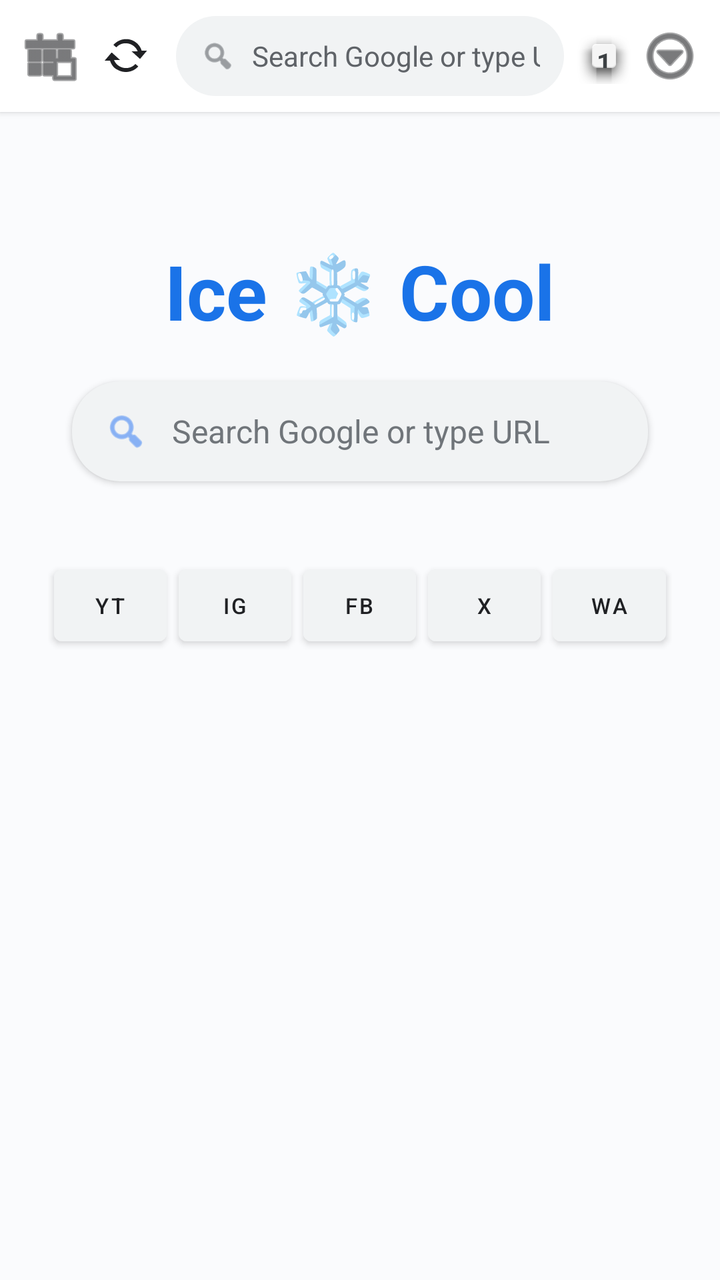
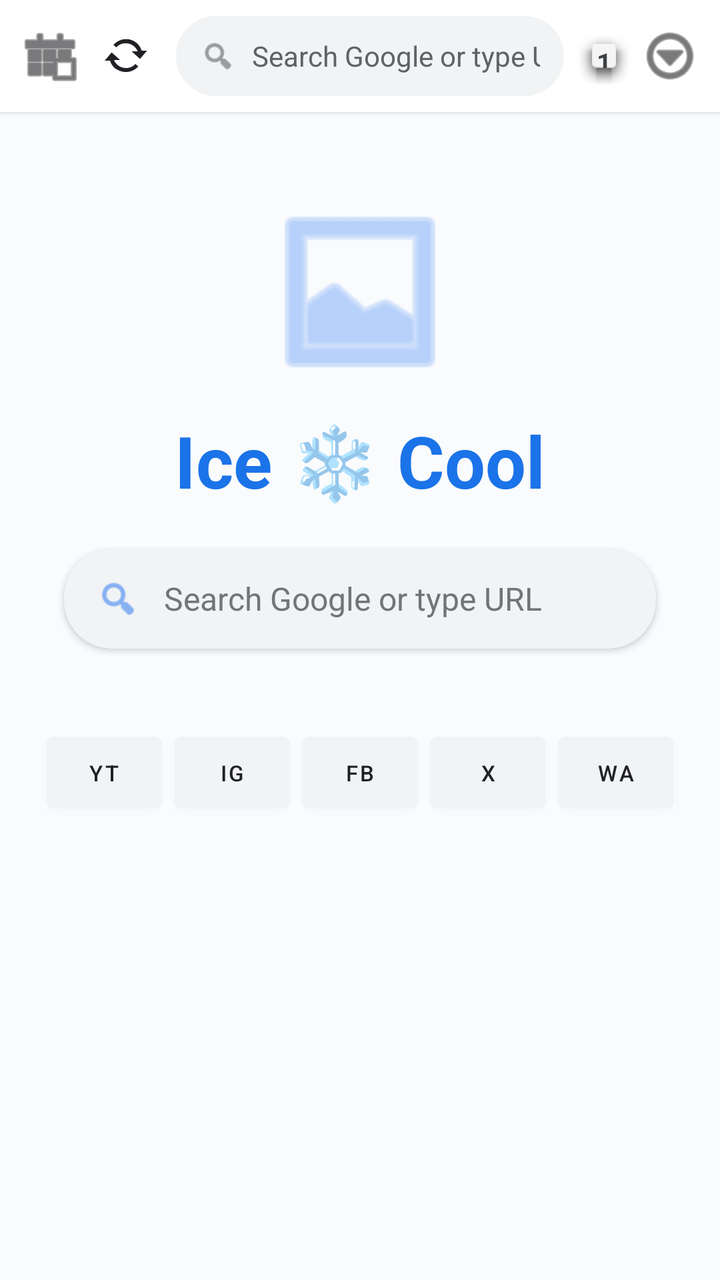

Two renders of the same Android screen: before a commit and after it. Below are the layout's source before the change and the commit's diff.
<!-- AndroidManifest.xml: application theme Theme.MaterialComponents.Light.NoActionBar -->
<!-- res/layout/activity_main.xml -->
<?xml version="1.0" encoding="utf-8"?>
<RelativeLayout xmlns:android="http://schemas.android.com/apk/res/android"
    xmlns:app="http://schemas.android.com/apk/res-auto"
    android:layout_width="match_parent"
    android:layout_height="match_parent"
    android:background="#FFFFFF">

    
    <LinearLayout
        android:id="@+id/topBar"
        android:layout_width="match_parent"
        android:layout_height="56dp"
        android:background="#FFFFFF"
        android:elevation="2dp"
        android:gravity="center_vertical"
        android:orientation="horizontal"
        android:paddingHorizontal="6dp">

        <ImageButton
            android:id="@+id/btnHomeNav"
            android:layout_width="38dp"
            android:layout_height="38dp"
            android:background="?attr/selectableItemBackgroundBorderless"
            android:src="@android:drawable/ic_menu_today"
            app:tint="#202124"
            android:contentDescription="Home"/>

        <ImageButton
            android:id="@+id/btnRefresh"
            android:layout_width="38dp"
            android:layout_height="38dp"
            android:background="?attr/selectableItemBackgroundBorderless"
            android:src="@android:drawable/stat_notify_sync"
            app:tint="#202124"
            android:contentDescription="Refresh"/>

        
        <LinearLayout
            android:layout_width="0dp"
            android:layout_height="40dp"
            android:layout_weight="1"
            android:layout_marginHorizontal="6dp"
            android:background="@drawable/search_bg"
            android:gravity="center_vertical"
            android:orientation="horizontal"
            android:paddingHorizontal="12dp">

            <ImageView
                android:layout_width="18dp"
                android:layout_height="18dp"
                android:src="@android:drawable/ic_menu_search"
                app:tint="#5F6368" />

            <EditText
                android:id="@+id/etSearchUrl"
                android:layout_width="match_parent"
                android:layout_height="match_parent"
                android:background="@null"
                android:hint="Search Google or type URL"
                android:imeOptions="actionSearch"
                android:inputType="textUri"
                android:paddingStart="8dp"
                android:textColor="#202124"
                android:textColorHint="#5F6368"
                android:textSize="14sp" />
        </LinearLayout>

        
        <TextView
            android:id="@+id/btnTabCounter"
            android:layout_width="28dp"
            android:layout_height="28dp"
            android:background="@android:drawable/dialog_holo_light_frame"
            android:gravity="center"
            android:text="1"
            android:textColor="#3C4043"
            android:textSize="13sp"
            android:textStyle="bold" />

        
        <ImageButton
            android:id="@+id/btnMenu"
            android:layout_width="38dp"
            android:layout_height="38dp"
            android:background="?attr/selectableItemBackgroundBorderless"
            android:src="@android:drawable/ic_menu_more"
            app:tint="#202124"
            android:contentDescription="Menu"/>
    </LinearLayout>

    
    <FrameLayout
        android:id="@+id/webContainer"
        android:layout_width="match_parent"
        android:layout_height="match_parent"
        android:layout_below="@id/topBar">

        
        <ScrollView
            android:id="@+id/homeView"
            android:layout_width="match_parent"
            android:layout_height="match_parent"
            android:fillViewport="true"
            android:background="#FAFBFD">

            <LinearLayout
                android:layout_width="match_parent"
                android:layout_height="wrap_content"
                android:gravity="center_horizontal"
                android:orientation="vertical"
                android:padding="24dp">

                
                <TextView
                    android:layout_width="wrap_content"
                    android:layout_height="wrap_content"
                    android:layout_marginTop="40dp"
                    android:layout_marginBottom="20dp"
                    android:text="Ice ❄️ Cool"
                    android:textColor="#1A73E8"
                    android:textSize="38sp"
                    android:textStyle="bold" />

                
                <LinearLayout
                    android:layout_width="match_parent"
                    android:layout_height="50dp"
                    android:layout_marginHorizontal="12dp"
                    android:layout_marginBottom="25dp"
                    android:background="@drawable/search_bg"
                    android:elevation="2dp"
                    android:gravity="center_vertical"
                    android:orientation="horizontal"
                    android:paddingHorizontal="16dp">

                    <ImageView
                        android:layout_width="22dp"
                        android:layout_height="22dp"
                        android:src="@android:drawable/ic_menu_search"
                        app:tint="#4285F4" />

                    <EditText
                        android:id="@+id/etHomeSearch"
                        android:layout_width="match_parent"
                        android:layout_height="match_parent"
                        android:background="@null"
                        android:hint="Search Google or type URL"
                        android:imeOptions="actionSearch"
                        android:inputType="textUri"
                        android:paddingStart="12dp"
                        android:textColor="#202124"
                        android:textColorHint="#70757A"
                        android:textSize="16sp" />
                </LinearLayout>

                
                <LinearLayout
                    android:layout_width="match_parent"
                    android:layout_height="wrap_content"
                    android:orientation="horizontal"
                    android:gravity="center"
                    android:weightSum="5"
                    android:layout_marginTop="10dp">

                    <Button
                        android:id="@+id/btnYoutube"
                        android:layout_width="0dp"
                        android:layout_height="48dp"
                        android:layout_weight="1"
                        android:layout_margin="3dp"
                        android:backgroundTint="#F1F3F4"
                        android:text="YT"
                        android:textColor="#202124"
                        android:textSize="11sp" />

                    <Button
                        android:id="@+id/btnInstagram"
                        android:layout_width="0dp"
                        android:layout_height="48dp"
                        android:layout_weight="1"
                        android:layout_margin="3dp"
                        android:backgroundTint="#F1F3F4"
                        android:text="IG"
                        android:textColor="#202124"
                        android:textSize="11sp" />

                    <Button
                        android:id="@+id/btnFacebook"
                        android:layout_width="0dp"
                        android:layout_height="48dp"
                        android:layout_weight="1"
                        android:layout_margin="3dp"
                        android:backgroundTint="#F1F3F4"
                        android:text="FB"
                        android:textColor="#202124"
                        android:textSize="11sp" />

                    <Button
                        android:id="@+id/btnTwitter"
                        android:layout_width="0dp"
                        android:layout_height="48dp"
                        android:layout_weight="1"
                        android:layout_margin="3dp"
                        android:backgroundTint="#F1F3F4"
                        android:text="X"
                        android:textColor="#202124"
                        android:textSize="11sp" />

                    <Button
                        android:id="@+id/btnWhatsapp"
                        android:layout_width="0dp"
                        android:layout_height="48dp"
                        android:layout_weight="1"
                        android:layout_margin="3dp"
                        android:backgroundTint="#F1F3F4"
                        android:text="WA"
                        android:textColor="#202124"
                        android:textSize="11sp" />
                </LinearLayout>

            </LinearLayout>
        </ScrollView>
    </FrameLayout>

</RelativeLayout>
<!-- resources referenced by this layout -->
<resources>
  <!-- drawable search_bg (drawable) -->
  <?xml version="1.0" encoding="utf-8"?>
  <shape xmlns:android="http://schemas.android.com/apk/res/android">
      <solid android:color="#F1F3F4"/>
      <corners android:radius="24dp"/>
  </shape>
</resources>

<!-- the commit's change to res/layout/activity_main.xml (unified diff, before → after) -->
@@ -108,17 +108,26 @@
                 android:layout_height="wrap_content"
                 android:gravity="center_horizontal"
                 android:orientation="vertical"
-                android:padding="24dp">
+                android:padding="20dp">
+
+                
+                <ImageView
+                    android:layout_width="140dp"
+                    android:layout_height="100dp"
+                    android:layout_marginTop="20dp"
+                    android:src="@android:drawable/ic_menu_gallery"
+                    app:tint="#8AB4F8"
+                    android:contentDescription="Cartoon Graphic"/>
 
                 
                 <TextView
                     android:layout_width="wrap_content"
                     android:layout_height="wrap_content"
-                    android:layout_marginTop="40dp"
+                    android:layout_marginTop="10dp"
                     android:layout_marginBottom="20dp"
                     android:text="Ice ❄️ Cool"
                     android:textColor="#1A73E8"
-                    android:textSize="38sp"
+                    android:textSize="36sp"
                     android:textStyle="bold" />
 
                 
